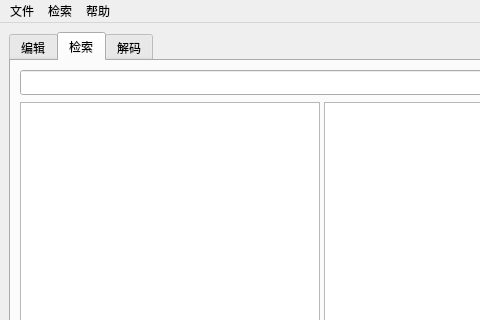
This is ui/src/main.ui in yunowo/data-structure as Qt 5 draws it before an edit; both pictures show x 0 to 480 and y 0 to 320 of the 1000 by 600 pixel window. The edited form follows.
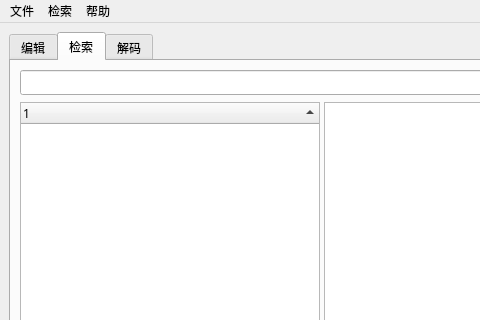
This is the edited form. The open tabs and pages were chosen to show the change. Icons and pictures are not drawn.

Patch:
```diff
--- a/ui/src/main.ui
+++ b/ui/src/main.ui
@@ -367,7 +367,7 @@
             <property name="childrenCollapsible">
              <bool>false</bool>
             </property>
-            <widget class="QListWidget" name="list_results">
+            <widget class="QTreeWidget" name="list_results">
              <property name="minimumSize">
               <size>
                <width>200</width>
@@ -380,6 +380,17 @@
                <height>16777215</height>
               </size>
              </property>
+             <property name="rootIsDecorated">
+              <bool>false</bool>
+             </property>
+             <property name="sortingEnabled">
+              <bool>true</bool>
+             </property>
+             <column>
+              <property name="text">
+               <string notr="true">1</string>
+              </property>
+             </column>
             </widget>
             <widget class="QTextBrowser" name="browse_text">
              <property name="maximumSize">
```
Left out of the diff: 2 changed lines with no effect on the pictures.
